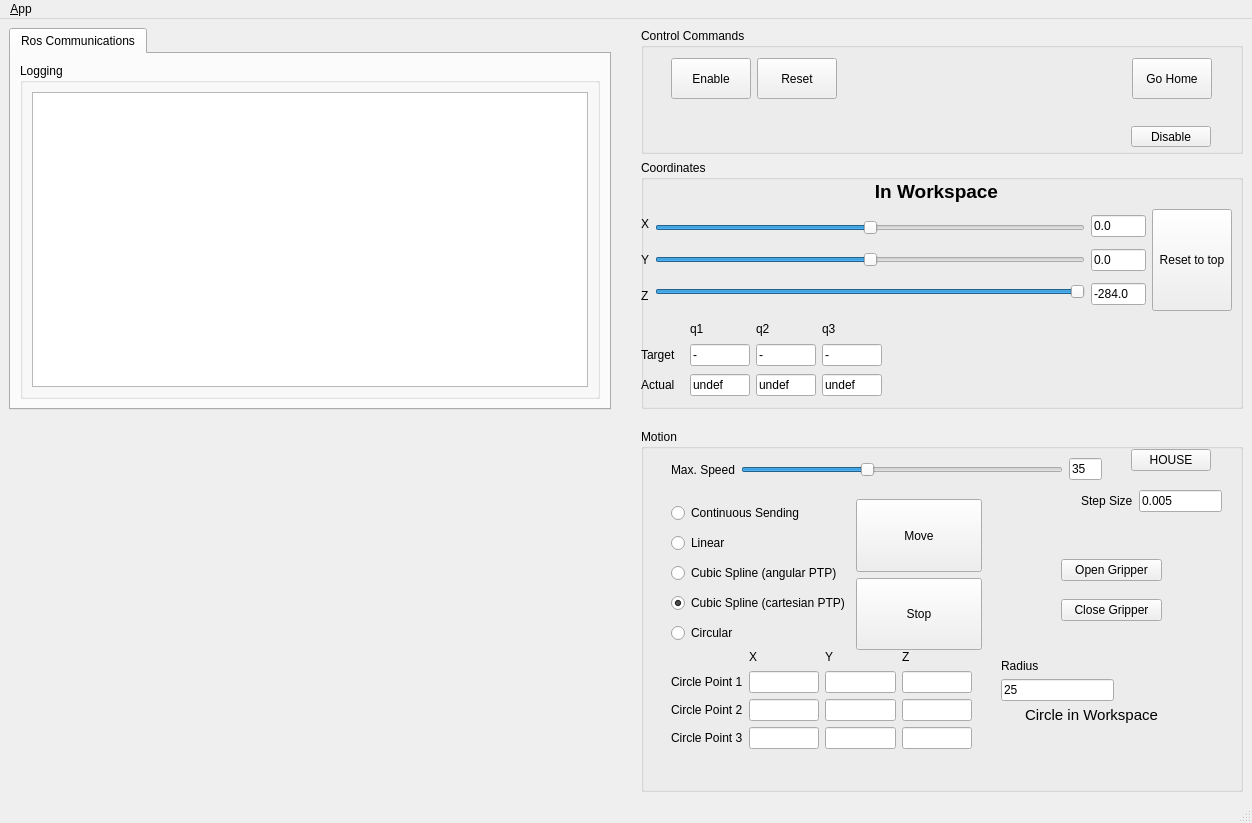
Before: the Qt Designer form delta_qtgui/ui/main_window.ui in MarvinStuede/delta, drawn with Qt 5.
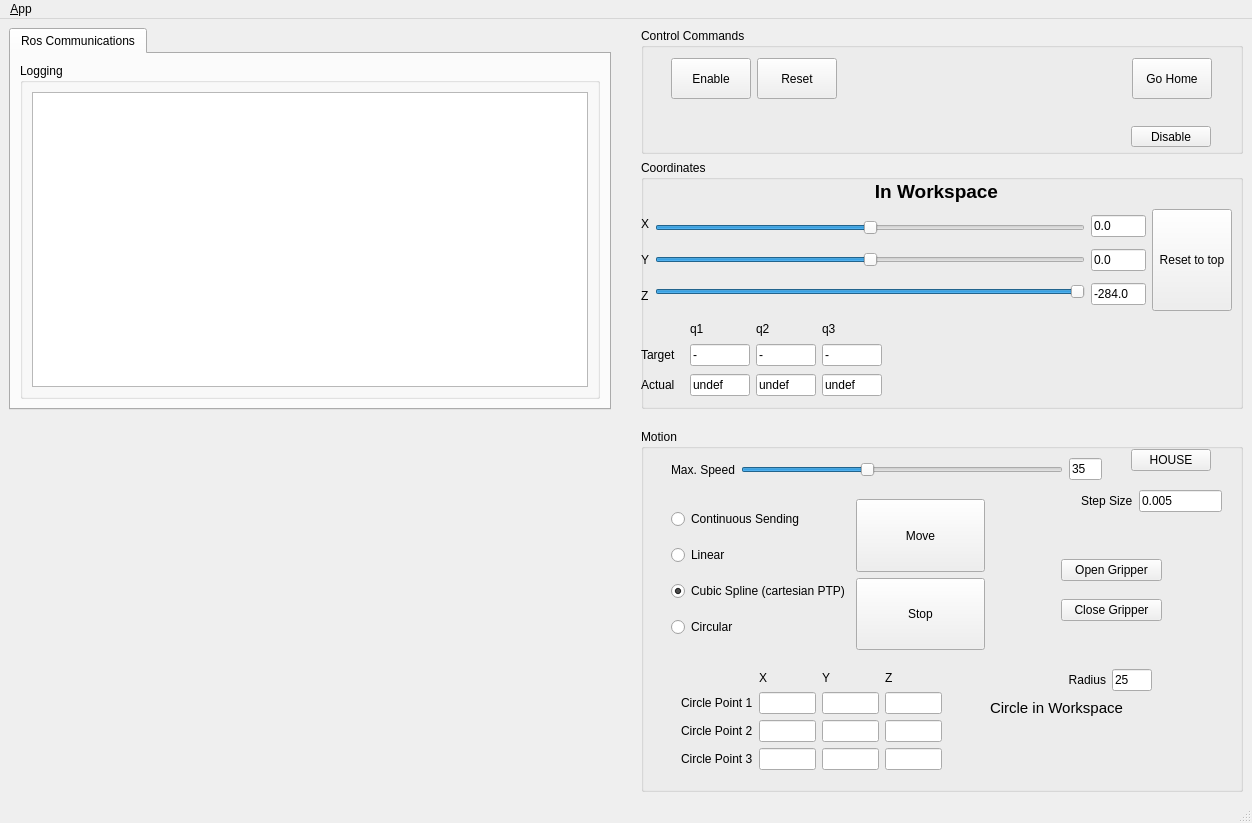
After: the same form once the commit is applied. Icons and pictures are not drawn.

Diff of the .ui file:
```diff
--- a/delta_qtgui/ui/main_window.ui
+++ b/delta_qtgui/ui/main_window.ui
@@ -848,7 +848,7 @@
           <rect>
            <x>30</x>
            <y>70</y>
-           <width>311</width>
+           <width>314</width>
            <height>151</height>
           </rect>
          </property>
@@ -875,16 +875,6 @@
               </attribute>
              </widget>
             </item>
-            <item>
-             <widget class="QRadioButton" name="radioAngCubic">
-              <property name="text">
-               <string>Cubic Spline (angular PTP)</string>
-              </property>
-              <attribute name="buttonGroup">
-               <string notr="true">buttonGroup</string>
-              </attribute>
-             </widget>
-            </item>
             <item>
              <widget class="QRadioButton" name="radioCartCubic">
               <property name="sizePolicy">
@@ -1018,10 +1008,10 @@
         <widget class="QWidget" name="gridLayoutWidget_2">
          <property name="geometry">
           <rect>
-           <x>30</x>
-           <y>220</y>
-           <width>301</width>
-           <height>100</height>
+           <x>40</x>
+           <y>240</y>
+           <width>261</width>
+           <height>101</height>
           </rect>
          </property>
          <layout class="QGridLayout" name="gridLayout_2">
@@ -1108,41 +1098,57 @@
           </item>
          </layout>
         </widget>
-        <widget class="QLineEdit" name="led_radius">
+        <widget class="QWidget" name="layoutWidget">
          <property name="geometry">
           <rect>
-           <x>360</x>
-           <y>250</y>
-           <width>113</width>
-           <height>22</height>
+           <x>320</x>
+           <y>240</y>
+           <width>191</width>
+           <height>50</height>
           </rect>
          </property>
-         <property name="text">
-          <string>25</string>
-         </property>
-        </widget>
+         <layout class="QVBoxLayout" name="verticalLayout">
+          <item>
+           <layout class="QHBoxLayout" name="horizontalLayout_2">
+            <item>
         <widget class="QLabel" name="label_14">
-         <property name="geometry">
-          <rect>
-           <x>360</x>
-           <y>230</y>
-           <width>59</width>
-           <height>14</height>
-          </rect>
+              <property name="sizePolicy">
+               <sizepolicy hsizetype="Expanding" vsizetype="Preferred">
+                <horstretch>0</horstretch>
+                <verstretch>0</verstretch>
+               </sizepolicy>
          </property>
          <property name="text">
           <string>Radius</string>
          </property>
-        </widget>
+              <property name="alignment">
+               <set>Qt::AlignRight|Qt::AlignTrailing|Qt::AlignVCenter</set>
+              </property>
+             </widget>
+            </item>
+            <item>
+             <widget class="QLineEdit" name="led_radius">
+              <property name="sizePolicy">
+               <sizepolicy hsizetype="Fixed" vsizetype="Fixed">
+                <horstretch>0</horstretch>
+                <verstretch>0</verstretch>
+               </sizepolicy>
+              </property>
+              <property name="maximumSize">
+               <size>
+                <width>40</width>
+                <height>16777215</height>
+               </size>
+              </property>
+              <property name="text">
+               <string>25</string>
+              </property>
+             </widget>
+            </item>
+           </layout>
+          </item>
+          <item>
         <widget class="QLabel" name="label_workspace_circle">
-         <property name="geometry">
-          <rect>
-           <x>350</x>
-           <y>270</y>
-           <width>201</width>
-           <height>31</height>
-          </rect>
-         </property>
          <property name="font">
           <font>
            <pointsize>11</pointsize>
@@ -1159,6 +1165,9 @@
          <property name="alignment">
           <set>Qt::AlignCenter</set>
          </property>
+           </widget>
+          </item>
+         </layout>
         </widget>
        </widget>
       </item>
```
Left out of the diff: 8 changed lines with no effect on the pictures. Lines whose indentation alone changed are shown as unchanged.
